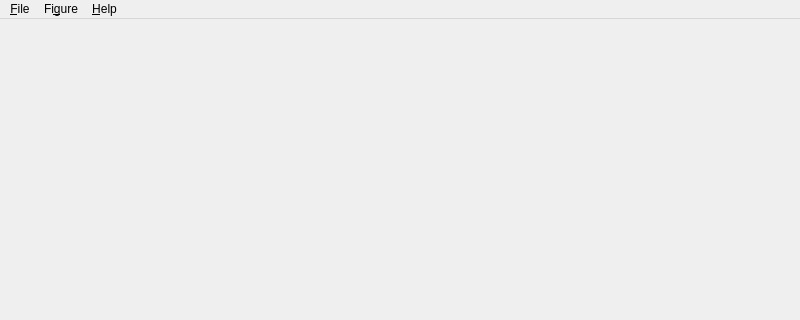
This is ui/Windows_Main.ui in ComNets/openwns-wrowser as Qt 5 draws it before an edit; both pictures show x 0 to 800 and y 0 to 320 of the 800 by 550 pixel window. The edited form follows.
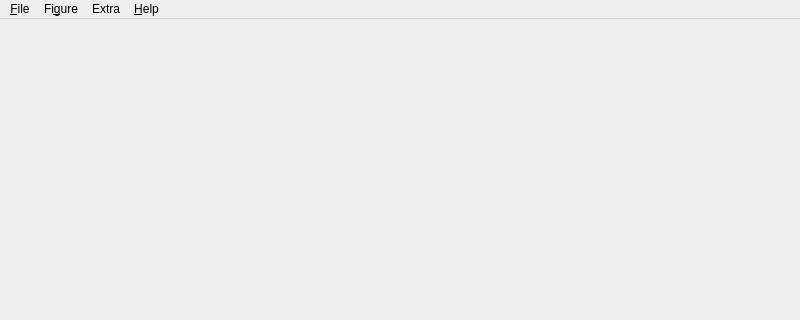
This is the edited form.

Commit message: dbAccess.conf is now managed by a Preferences dialog

```diff
--- a/ui/Windows_Main.ui
+++ b/ui/Windows_Main.ui
@@ -37,7 +37,7 @@
      <x>0</x>
      <y>0</y>
      <width>800</width>
-     <height>30</height>
+     <height>26</height>
     </rect>
    </property>
    <widget class="QMenu" name="menuHelp" >
@@ -89,8 +89,15 @@
     <addaction name="actionRefresh" />
     <addaction name="actionQuit" />
    </widget>
+   <widget class="QMenu" name="menuExtra" >
+    <property name="title" >
+     <string>Extra</string>
+    </property>
+    <addaction name="actionPreferences" />
+   </widget>
    <addaction name="menuFile" />
    <addaction name="menuFigure" />
+   <addaction name="menuExtra" />
    <addaction name="menuHelp" />
   </widget>
   <widget class="QStatusBar" name="statusbar" />
```
Left out of the diff: 5 changed lines with no effect on the pictures. The commit also changes 7 other files.
